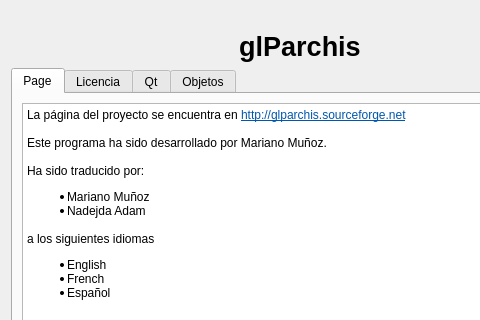
The window that ui/frmAbout.ui (turulomio/glparchis) describes before a commit, drawn with Qt 5; both pictures show x 0 to 480 and y 0 to 320 of the 600 by 414 pixel window.
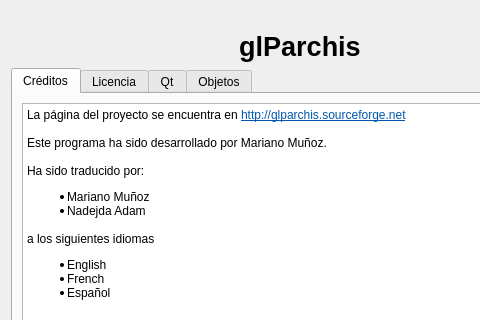
The same window after the commit. The open tabs and pages were chosen to show the change. Icons and pictures are not drawn. Custom widgets are drawn as their Qt base class.

Patch:
```diff
--- a/ui/frmAbout.ui
+++ b/ui/frmAbout.ui
@@ -54,7 +54,7 @@
        </property>
        <widget class="QWidget" name="tabGLParchis">
         <attribute name="title">
-         <string>Page</string>
+         <string>Créditos</string>
         </attribute>
         <layout class="QHBoxLayout">
          <item>
```
Left out of the diff: 4 changed lines with no effect on the pictures.
